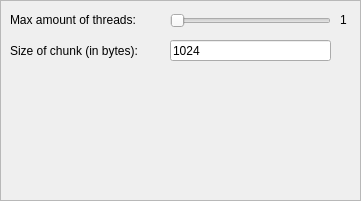
JerzySpendel/LanTransfer, file gui/general_settings.ui: the form before one commit.
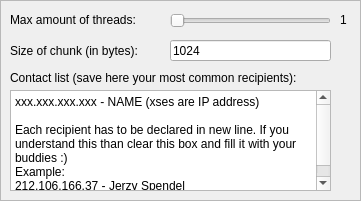
The form after the commit.

```diff
--- a/gui/general_settings.ui
+++ b/gui/general_settings.ui
@@ -105,6 +105,36 @@
      <string>1</string>
     </property>
    </widget>
+   <widget class="QLabel" name="label_3">
+    <property name="geometry">
+     <rect>
+      <x>10</x>
+      <y>70</y>
+      <width>331</width>
+      <height>16</height>
+     </rect>
+    </property>
+    <property name="text">
+     <string>Contact list (save here your most common recipients):</string>
+    </property>
+   </widget>
+   <widget class="QPlainTextEdit" name="plainTextEdit">
+    <property name="geometry">
+     <rect>
+      <x>10</x>
+      <y>90</y>
+      <width>321</width>
+      <height>101</height>
+     </rect>
+    </property>
+    <property name="plainText">
+     <string>xxx.xxx.xxx.xxx - NAME (xses are IP address)
+
+Each recipient has to be declared in new line. If you understand this than clear this box and fill it with your buddies :)
+Example:
+212.106.166.37 - Jerzy Spendel</string>
+    </property>
+   </widget>
   </widget>
  </widget>
  <resources/>
```
